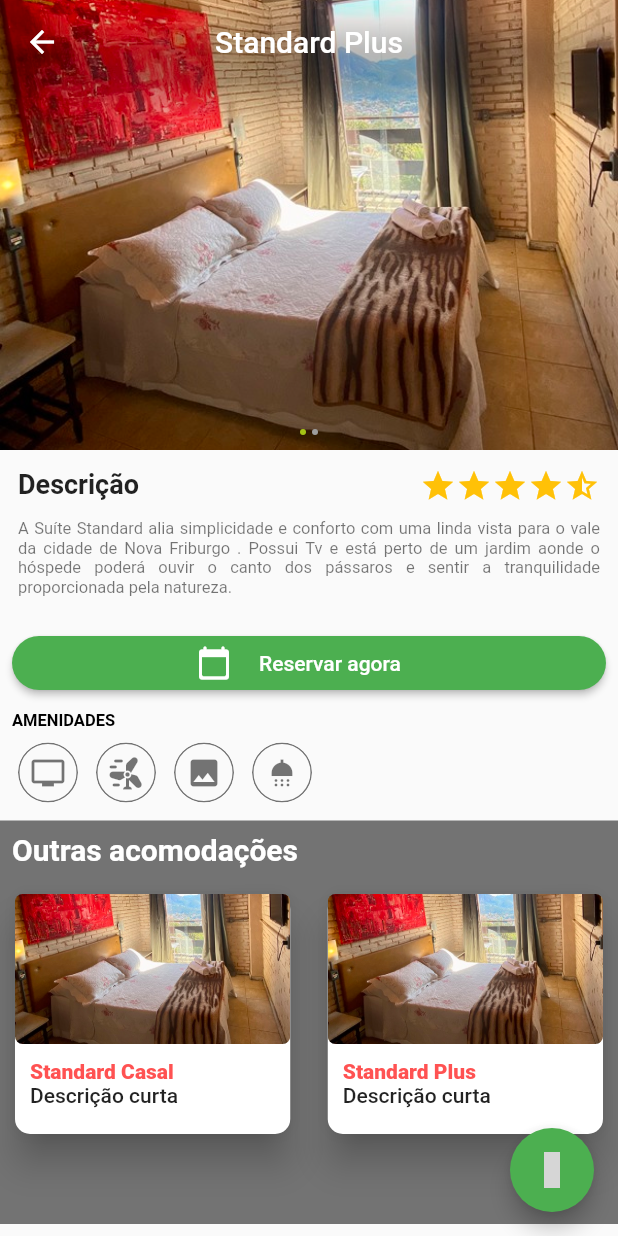
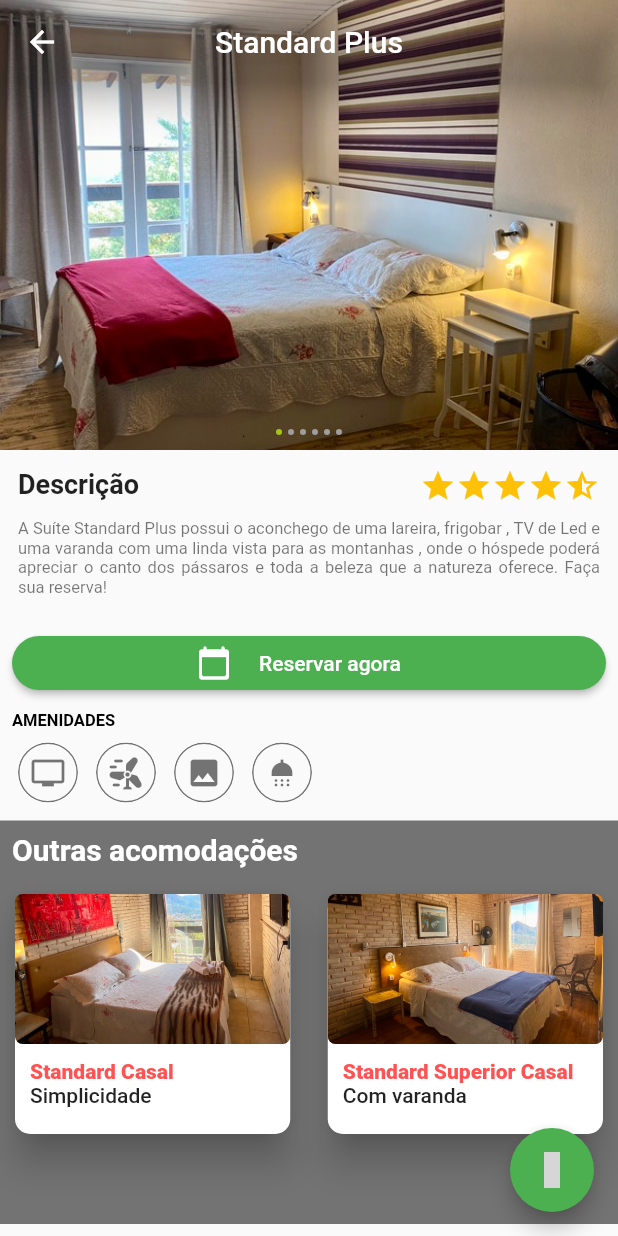
Before and after one commit to mattostiago/vdf, a Flutter app: the Acomodacoes screen opened directly, after a tap on "Standard Plus", on a phone screen of 412 x 824 dp. Run offline on Flutter 3.47's test engine with Material 2 defaults, Android fonts, the phone set to English and light mode, and no system bars; drawn by our look-alikes of flutter_image_slideshow; our stand-ins replace carousel_slider; statements that could not run were skipped; grey boxes are pictures that could not be loaded.

Commit message:
Carregamento de dados

```diff
--- a/lib/source/data/dados.dart
+++ b/lib/source/data/dados.dart
@@ -5,26 +5,87 @@ import 'package:vdf/source/models/imagem.dart';
 
 class Dados {
   //IMAGENS
-  Imagem margarida = Imagem(
-      'assets/acomodacoes/standard-casal/margarida.jpg', "Margarida", "");
-  Imagem azaleia =
-      Imagem('assets/acomodacoes/standard-plus/azaleia-2.jpg', "Azaleia", "");
-  Imagem begonia =
-      Imagem('assets/acomodacoes/standard-superior/begonia.jpg', "Begonia", "");
+  //Standard Casal
+  Imagem margarida = Imagem('assets/acomodacoes/standard-casal/margarida.jpg',
+      "Margarida", "Standard Casal");
+  Imagem gardenia = Imagem('assets/acomodacoes/standard-casal/gardenia.jpg',
+      "Gardenia", "Standard Casal");
+  Imagem gardeniaBanheiro = Imagem(
+      'assets/acomodacoes/standard-casal/banheiro-gardenia.jpg',
+      "Banheiro Gardenia",
+      "Standard Casal");
+  Imagem margaridaBanheiro = Imagem(
+      'assets/acomodacoes/standard-casal/margarida-banheiro.jpg',
+      "Banheiro Margarida",
+      "Standard Casal");
+
+  //Standard Plus
+  Imagem azaleia = Imagem('assets/acomodacoes/standard-plus/azaleia-2.jpg',
+      "Azaleia", "Standard Plus");
+  Imagem azaleia1 = Imagem('assets/acomodacoes/standard-plus/azaleia-1.jpg',
+      "Azaleia", "Standard Plus");
+  Imagem banheiroAzaleia = Imagem(
+      'assets/acomodacoes/standard-plus/banheiro-azaleia.jpg',
+      "Banheiro Azaleia",
+      "Standard Plus");
+  Imagem lotusCima = Imagem('assets/acomodacoes/standard-plus/lotus-cima.jpg',
+      "Lotus (2º piso)", "Standard Plus");
+  Imagem lotusBanheiro = Imagem(
+      'assets/acomodacoes/standard-plus/lotus-banheiro.jpg',
+      "Banheiro Lotus",
+      "Standard Plus");
+
+  //Standard Superior
+  Imagem bromelia = Imagem('assets/acomodacoes/standard-superior/Bromelia.jpg',
+      "Bromelia", "Standard Superior");
+  Imagem banheiroBromelia = Imagem(
+      'assets/acomodacoes/standard-superior/bromelia-banheiro.jpg',
+      "Banheiro Bromelia",
+      "Standard Superior");
   Imagem bouganville = Imagem(
       'assets/acomodacoes/standard-superior/Bouganville.jpg',
       "Bouganville",
-      "");
-  Imagem bromelia = Imagem(
-      'assets/acomodacoes/standard-superior/Bromelia.jpg', "Bromelia", "");
-  Imagem rosa =
-      Imagem('assets/acomodacoes/standard-superior/rosa.jpg', "Rosa", "");
+      "Standard Superior");
+  Imagem banheiroBouganville = Imagem(
+      'assets/acomodacoes/standard-superior/bouganville-banheiro.jpg',
+      "Banheiro Bouganville",
+      "Standard Superior");
+  Imagem begonia = Imagem('assets/acomodacoes/standard-superior/begonia.jpg',
+      "Begonia", "Standard Superior");
+  Imagem banheiroBegonia = Imagem(
+      'assets/acomodacoes/standard-superior/begonia-banheiro.jpg',
+      "Banheiro Begonia",
+      "Standard Superior");
+  Imagem rosa = Imagem('assets/acomodacoes/standard-superior/rosa.jpg', "Rosa",
+      "Standard Superior");
+  Imagem banheiroRosa = Imagem(
+      'assets/acomodacoes/standard-superior/rosa-banheiro.jpg',
+      "Rosa",
+      "Standard Superior");
+
+  //Standard Superior Casal
+  Imagem geranio = Imagem(
+      'assets/acomodacoes/standard-superior-casal/geranio.jpg',
+      "Geranio",
+      "Standard Superior Casal");
+  Imagem banheiroGeranio = Imagem(
+      'assets/acomodacoes/standard-superior-casal/geranio-banheiro.jpg',
+      "Banheiro Geranio",
+      "Standard Superior Casal");
+  Imagem violeta = Imagem(
+      'assets/acomodacoes/standard-superior-casal/violeta.jpg',
+      "Violeta",
+      "Standard Superior Casal");
+  Imagem banheiroVioleta = Imagem(
+      'assets/acomodacoes/standard-superior-casal/banheiro_violeta.jpg',
+      "Banheiro Violeta",
+      "Standard Superior Casal");
 
   //AMENIDADES
   Amenidades tv =
       Amenidades(Icons.tv, "TV", "Essa acomodação conta com TV LCD.");
   Amenidades ventilador = Amenidades(Icons.wind_power_rounded, "Ventilador",
-      "O Standard Casal conta ventilador.");
+      "Essa acomodação conta ventilador.");
   Amenidades vistaMontanhas = Amenidades(Icons.photo, "Vista para as Montanhas",
       "Da janela do quarto é possível contemplar toda a exuberância das montanhas de Nova Friburgo.");
   Amenidades banheiroPrivado = Amenidades(Icons.shower, "Banheiro privativo",
@@ -36,29 +97,44 @@ class Dados {
     Acomodacao standard_casal = Acomodacao(
       "Standard Casal",
       "A Suíte Standard alia simplicidade e conforto com uma linda vista para o vale da cidade de Nova Friburgo . Possui Tv e está perto de um jardim aonde o hóspede poderá ouvir o canto dos pássaros e sentir a tranquilidade proporcionada pela natureza.",
-      "Descrição curta",
-      [margarida, azaleia],
+      "Simplicidade",
+      [margarida, margaridaBanheiro, gardenia, gardeniaBanheiro],
       [tv, ventilador, vistaMontanhas, banheiroPrivado],
     );
     Acomodacao standard_plus = Acomodacao(
       "Standard Plus",
-      "A Suíte Standard alia simplicidade e conforto com uma linda vista para o vale da cidade de Nova Friburgo . Possui Tv e está perto de um jardim aonde o hóspede poderá ouvir o canto dos pássaros e sentir a tranquilidade proporcionada pela natureza.",
-      "Descrição curta",
-      [margarida, azaleia],
+      "A Suíte Standard Plus possui o aconchego de uma lareira, frigobar , TV de Led e uma varanda com uma linda vista para as montanhas , onde o hóspede poderá apreciar o canto dos pássaros e toda a beleza que a natureza oferece.  Faça sua reserva!",
+      "Com lareira",
+      [
+        azaleia,
+        banheiroAzaleia,
+        azaleia1,
+        banheiroAzaleia,
+        lotusCima,
+        lotusBanheiro
+      ],
       [tv, ventilador, vistaMontanhas, banheiroPrivado],
     );
     Acomodacao standard_superior = Acomodacao(
       "Standard Superior",
-      "A Suíte Standard alia simplicidade e conforto com uma linda vista para o vale da cidade de Nova Friburgo . Possui Tv e está perto de um jardim aonde o hóspede poderá ouvir o canto dos pássaros e sentir a tranquilidade proporcionada pela natureza.",
-      "Descrição curta",
-      [margarida, azaleia],
+      "A Suíte Standard Superior oferece todo o aconchego de uma casa de campo. Ela possui com frigobar , tv de Led e uma varanda onde o hóspede pode aproveitar para contemplar toda a exuberante beleza das montanhas e da cidade , do nascer ao pôr do sol.",
+      "Com varanda",
+      [
+        bromelia,
+        bouganville,
+        banheiroBouganville,
+        begonia,
+        banheiroBegonia,
+        rosa,
+        banheiroRosa
+      ],
       [tv, ventilador, vistaMontanhas, banheiroPrivado],
     );
     Acomodacao standard_superior_casal = Acomodacao(
-      "Standard Plus",
-      "A Suíte Standard alia simplicidade e conforto com uma linda vista para o vale da cidade de Nova Friburgo . Possui Tv e está perto de um jardim aonde o hóspede poderá ouvir o canto dos pássaros e sentir a tranquilidade proporcionada pela natureza.",
-      "Descrição curta",
-      [margarida, azaleia],
+      "Standard Superior Casal",
+      "A Suíte Standard Superior Casal oferece todo o aconchego de uma casa de campo. Ela possui com frigobar , tv de Led e uma varanda onde o hóspede pode aproveitar para contemplar toda a exuberante beleza das montanhas e da cidade , do nascer ao pôr do sol.",
+      "Com varanda",
+      [violeta, geranio, banheiroGeranio],
       [tv, ventilador, vistaMontanhas, banheiroPrivado],
     );
 
```
Also changed, not shown: assets/acomodacoes/standard-superior-casal/banheiro_violeta.jpg (renamed from assets/acomodacoes/standard-superior-casal/Violeta banheiro_.jpg), assets/acomodacoes/standard-superior/bromelia-banheiro.jpg (renamed from assets/acomodacoes/standard-superior/bromélia-banheiro_.jpg).
